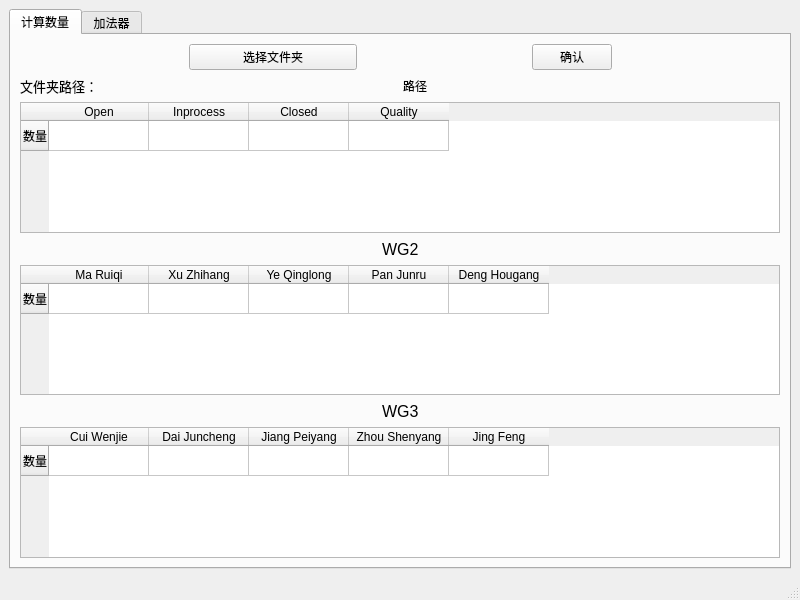
The window that pyqt/myui.ui (cwjwudi/myPyTools) describes before a commit, drawn with Qt 5.
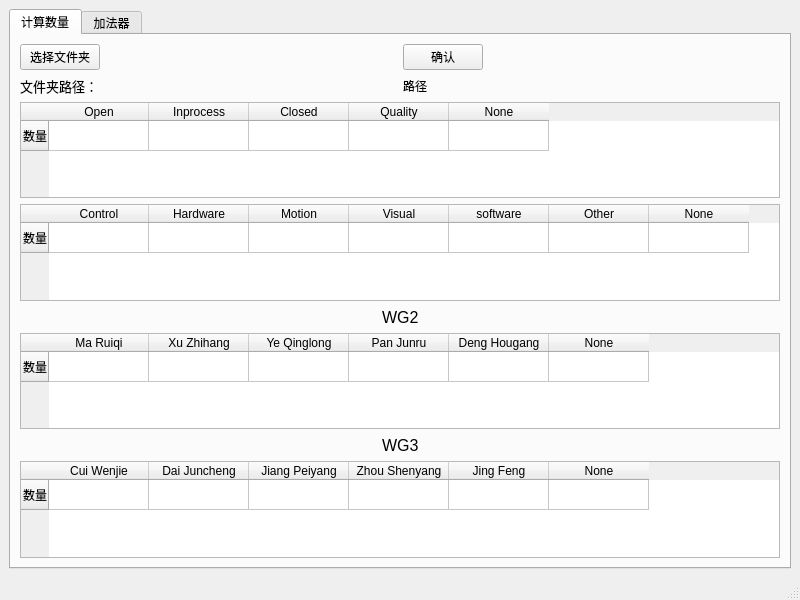
The same window after the commit.

```diff
--- a/pyqt/myui.ui
+++ b/pyqt/myui.ui
@@ -26,43 +26,12 @@
        </attribute>
        <layout class="QVBoxLayout" name="verticalLayout">
         <item>
-         <spacer name="verticalSpacer_3">
-          <property name="orientation">
-           <enum>Qt::Vertical</enum>
-          </property>
-          <property name="sizeHint" stdset="0">
-           <size>
-            <width>20</width>
-            <height>41</height>
-           </size>
-          </property>
-         </spacer>
-        </item>
-        <item>
-         <layout class="QHBoxLayout" name="horizontalLayout_9">
+         <layout class="QHBoxLayout" name="horizontalLayout_6">
           <item>
-           <spacer name="horizontalSpacer_9">
-            <property name="orientation">
-             <enum>Qt::Horizontal</enum>
+           <widget class="QPushButton" name="chooseFloderButton">
+            <property name="text">
+             <string>选择文件夹</string>
             </property>
-            <property name="sizeHint" stdset="0">
-             <size>
-              <width>40</width>
-              <height>20</height>
-             </size>
-            </property>
-           </spacer>
-          </item>
-          <item>
-           <widget class="QSplitter" name="splitter">
-            <property name="orientation">
-             <enum>Qt::Horizontal</enum>
-            </property>
-            <widget class="QPushButton" name="chooseFloderButton">
-             <property name="text">
-              <string>选择文件夹</string>
-             </property>
-            </widget>
            </widget>
           </item>
           <item>
@@ -101,7 +70,7 @@
          </layout>
         </item>
         <item>
-         <layout class="QHBoxLayout" name="horizontalLayout_4">
+         <layout class="QHBoxLayout" name="horizontalLayout_7">
           <item>
            <widget class="QLabel" name="label_6">
             <property name="font">
@@ -150,10 +119,59 @@
             <string>Quality</string>
            </property>
           </column>
+          <column>
+           <property name="text">
+            <string>None</string>
+           </property>
+          </column>
          </widget>
         </item>
         <item>
-         <layout class="QHBoxLayout" name="horizontalLayout_7">
+         <widget class="QTableWidget" name="productGroupTable">
+          <row>
+           <property name="text">
+            <string>数量</string>
+           </property>
+          </row>
+          <column>
+           <property name="text">
+            <string>Control</string>
+           </property>
+          </column>
+          <column>
+           <property name="text">
+            <string>Hardware</string>
+           </property>
+          </column>
+          <column>
+           <property name="text">
+            <string>Motion</string>
+           </property>
+          </column>
+          <column>
+           <property name="text">
+            <string>Visual</string>
+           </property>
+          </column>
+          <column>
+           <property name="text">
+            <string>software</string>
+           </property>
+          </column>
+          <column>
+           <property name="text">
+            <string>Other</string>
+           </property>
+          </column>
+          <column>
+           <property name="text">
+            <string>None</string>
+           </property>
+          </column>
+         </widget>
+        </item>
+        <item>
+         <layout class="QHBoxLayout" name="horizontalLayout_4">
           <item>
            <spacer name="horizontalSpacer_5">
             <property name="orientation">
@@ -226,6 +244,11 @@
             <string>Deng Hougang</string>
            </property>
           </column>
+          <column>
+           <property name="text">
+            <string>None</string>
+           </property>
+          </column>
          </widget>
         </item>
         <item>
@@ -302,21 +325,13 @@
             <string>Jing Feng</string>
            </property>
           </column>
+          <column>
+           <property name="text">
+            <string>None</string>
+           </property>
+          </column>
          </widget>
         </item>
-        <item>
-         <spacer name="verticalSpacer_4">
-          <property name="orientation">
-           <enum>Qt::Vertical</enum>
-          </property>
-          <property name="sizeHint" stdset="0">
-           <size>
-            <width>20</width>
-            <height>40</height>
-           </size>
-          </property>
-         </spacer>
-        </item>
        </layout>
       </widget>
       <widget class="QWidget" name="tab_2">
```
